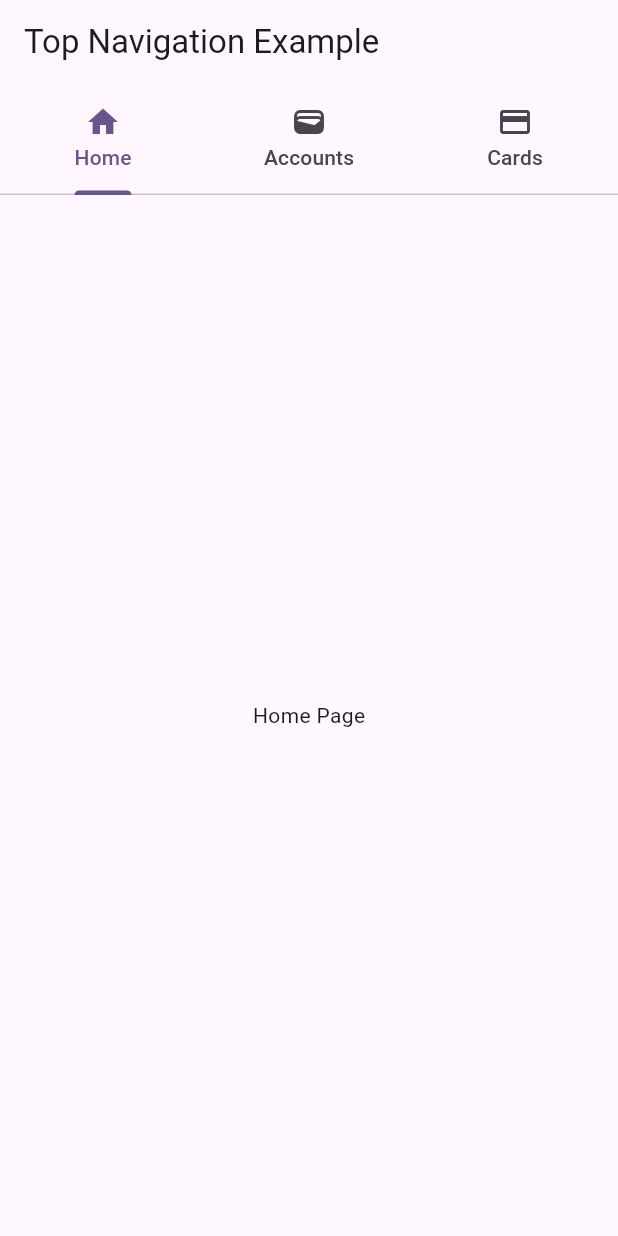
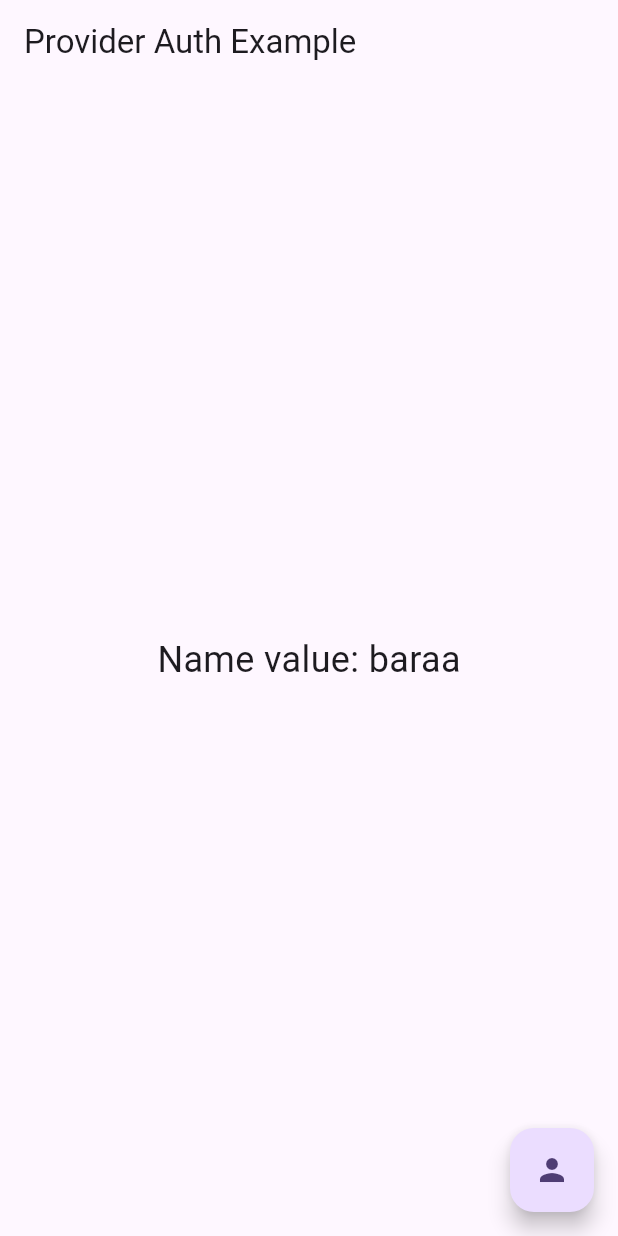
Before and after one commit to braah98/Orange-Coding-School, a Flutter app: the screen it shows after launch, on a phone screen of 412 x 824 dp. Run offline on Flutter 3.47's test engine with Material 3 defaults, Android fonts, the phone set to English and light mode, and no system bars.

Commit message:
first commit

```diff
--- /dev/null
+++ b/lib/controllers/swap_name_controoler.dart
@@ -0,0 +1,14 @@
+import 'package:flutter/foundation.dart';
+import 'dart:math';
+class NameSwapController extends ChangeNotifier {
+  String _name = "baraa";
+  String get name => _name;
+
+  void swapName() {
+    //random name
+    var names =["ibrahem","baraa ","youns"];
+    var random = new Random();
+    _name = names[random.nextInt(names.length)];
+    notifyListeners();
+  }
+}
--- a/lib/main.dart
+++ b/lib/main.dart
@@ -1,8 +1,23 @@
 import 'package:flutter/material.dart';
-import 'package:flutter_application_1/examples/sliver_appbar_example.dart';
+import 'package:flutter_application_1/controllers/swap_name_controoler.dart';
+import 'package:flutter_application_1/screens/name_swap_with_provider.dart';
+import 'package:provider/provider.dart';
 
 void main() {
-  runApp(const MyApp());
+  // runApp(const MyApp());
+  // runApp(
+  //   ChangeNotifierProvider(
+  //     create: (context) => CounterController(),
+  //     child: const MyApp(),
+  //   ),
+  // );
+
+  runApp(
+    ChangeNotifierProvider(
+      create: (context) => NameSwapController(),
+      child: const MyApp(),
+    ),
+  );
 }
 
 class MyApp extends StatelessWidget {
@@ -11,53 +26,13 @@ class MyApp extends StatelessWidget {
   @override
   Widget build(BuildContext context) {
     return MaterialApp(
-      title: 'Flutter ListView Widget',
+      debugShowCheckedModeBanner: false,
+      title: 'Flutter Listview Widgets',
       theme: ThemeData(
         colorScheme: ColorScheme.fromSeed(seedColor: Colors.deepPurple),
         useMaterial3: true,
       ),
-      // update home to the needed widget example from examples folder
-      home: TopNavExample(),
+      home: NameSwapWithProvider(),
     );
   }
 }
-// ListViw
-// class HomeApplication extends StatelessWidget {
-//   HomeApplication({super.key});
-//   // list of products with 50 items (server data)
-//   final products = List.generate(50, (i) => 'Product $i');
-//   @override
-//   Widget build(BuildContext context) {
-//     return Scaffold(
-//       appBar: AppBar(
-//         title: const Text('Flutter ListView Widget'),
-//       ),
-//       // body column widget contains 3 children
-//       body: Column(
-//         children: [
-//           // container red color
-//           // expanded widget with SingleChildScrollView widget
-//           // conainer red color
-//           Container(
-//             color: Colors.red,
-//             height: 100,
-//           ),
-//           Expanded(
-//             child: ListView.builder(
-//                 itemCount: products.length,
-//                 itemBuilder: (_, index) {
-//                   return ListTile(
-//                     title: Text(products[index]),
-//                     onTap: () => print('Product $index'),
-//                   );
-//                 }),
-//           ),
-//           Container(
-//             color: Colors.red,
-//             height: 100,
-//           )
-//         ],
-//       ),
-//     );
-//   }
-// }
--- /dev/null
+++ b/lib/screens/name_swap_with_provider.dart
@@ -0,0 +1,34 @@
+import 'package:flutter/material.dart';
+import 'package:flutter_application_1/controllers/swap_name_controoler.dart';
+import 'package:provider/provider.dart';
+import 'dart:math';
+class NameSwapWithProvider extends StatelessWidget {
+  const NameSwapWithProvider({super.key});
+
+  @override
+  Widget build(BuildContext context) {
+    // LISTEN
+    // We use context.watch() to listen to changes in the Counter
+    final name = context.watch<NameSwapController>().name;
+
+    return Scaffold(
+      appBar: AppBar(
+        title: const Text("Provider Auth Example"),
+      ),
+      body: Center(
+        child: Text(
+          'Name value: $name',
+          style: const TextStyle(fontSize: 24),
+        ),
+      ),
+      floatingActionButton: FloatingActionButton(
+        onPressed: () {
+          // CALL
+          // Access the provider and call increment
+          context.read<NameSwapController>().swapName();
+        },
+        child: const Icon(Icons.person),
+      ),
+    );
+  }
+}
--- a/pubspec.yaml
+++ b/pubspec.yaml
@@ -34,6 +34,7 @@ dependencies:
   # The following adds the Cupertino Icons font to your application.
   # Use with the CupertinoIcons class for iOS style icons.
   cupertino_icons: ^1.0.8
+  provider: ^6.1.2
 
 dev_dependencies:
   flutter_test:
```
Also changed, not shown: lib/examples/counter-example.dart (added, +108 -0 lines), pubspec.lock, 1 other file.
